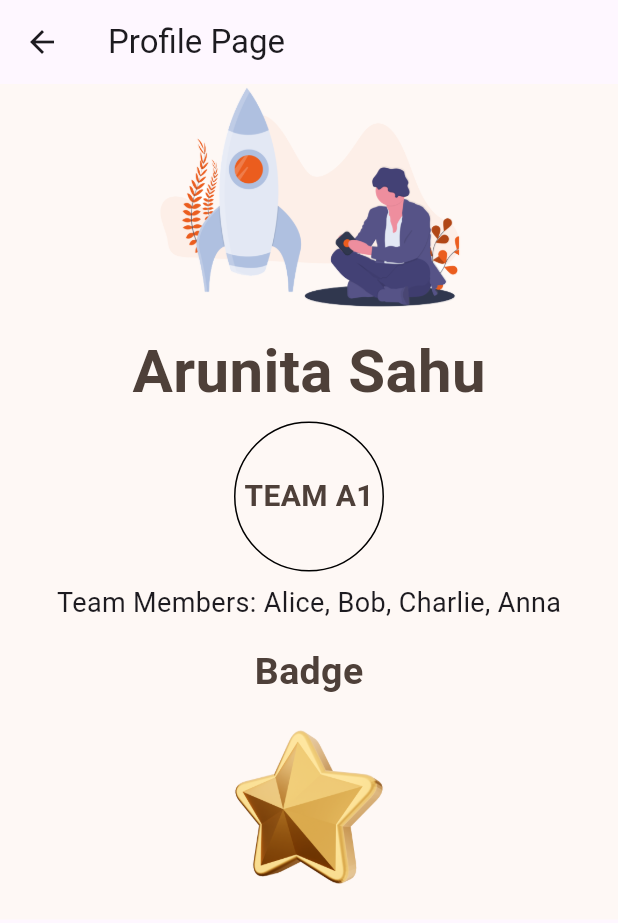
After one commit to techhub-community/csoc_app, a Flutter app: the screen it shows after launch, after a tap on "View Profile", on a phone screen of 412 x 824 dp. The commit adds this screen. Shown: the top 923 px of the screen. Run offline on Flutter 3.47's test engine with Material 2 defaults, Android fonts, the phone set to English and light mode, and no system bars; our stand-ins replace bloc, flutter_bloc; Roboto replaces fonts that are missing (Raleway).

Commit message:
profile page

```diff
--- a/lib/csoc/presentation/pages/dashboard/dashboard_page.dart
+++ b/lib/csoc/presentation/pages/dashboard/dashboard_page.dart
@@ -3,14 +3,19 @@ import 'package:flutter/material.dart';
 import 'package:bloc/bloc.dart';
 import 'package:flutter_bloc/flutter_bloc.dart';
 
+import '../../../profile_page/profile_page.dart';
 import '../../blocs/dummy.dart';
 
 class DashboardPage extends StatelessWidget {
   const DashboardPage({Key? key}) : super(key: key);
-  static const String id= "Dashboard";
+  static const String id = "Dashboard";
+
   @override
   Widget build(BuildContext context) {
-    return BlocProvider(create:(context)=>Dummy(),child:const DashBoardView(),);
+    return BlocProvider(
+      create: (context) => Dummy(),
+      child: const DashBoardView(),
+    );
   }
 }
 
@@ -22,19 +27,52 @@ class DashBoardView extends StatefulWidget {
 }
 
 class _DashBoardViewState extends State<DashBoardView> {
+  void _goToProfilePage(BuildContext context) {
+    Navigator.push(
+      context,
+      MaterialPageRoute(
+        builder: (context) => ProfilePage(
+          name: 'Arunita Sahu',
+          // Replace with the actual name
+          teamName: 'TEAM A1',
+          // Replace with the actual team name
+          teamMembers: ['Alice', 'Bob', 'Charlie','Anna'],
+          // Replace with the actual team members
+          badge: ['Gold Badge', 'Silver Badge', 'Bronze Badge'],
+          // Replace with the actual badges
+          profilePictureUrl:
+              'https://example.com/profile-picture.jpg', // Replace with the actual profile picture URL
+        ),
+      ),
+    );
+  }
+
   @override
   Widget build(BuildContext context) {
+    return Scaffold(
+      appBar: AppBar(
+        title: Text('Dashboard'),
+      ),
+      body: Center(
+        child: ElevatedButton(
+          onPressed: () => _goToProfilePage(context),
+          // Navigate to profile page on button press
+          child: Text('View Profile'),
+        ),
+      ),
+    );
 
-    return Scaffold(
+    /* return Scaffold(
       appBar: AppBar(),
-      body: BlocConsumer<Dummy,int>(
-        listener: (context,state){},
-        builder: (context,state){
-          final dummyCount=context.watch<Dummy>();
+      body: BlocConsumer<Dummy, int>(
+        listener: (context, state) {},
+        builder: (context, state) {
+          final dummyCount = context.watch<Dummy>();
           return Center(
             child: Column(
               children: [
-                Text("Hello ${state} \n don't delete any code comment it out for future ref \n"),
+                Text(
+                    "Hello ${state} \n don't delete any code comment it out for future ref \n"),
                 ElevatedButton(
                   onPressed: () {
                     dummyCount.inc();
@@ -46,6 +84,6 @@ class _DashBoardViewState extends State<DashBoardView> {
           );
         },
       ),
-    );
+    );*/
   }
 }
--- /dev/null
+++ b/lib/csoc/profile_page/profile_page.dart
@@ -0,0 +1,97 @@
+import 'package:flutter/material.dart';
+
+class ProfilePage extends StatelessWidget {
+  final String name;
+  final String teamName;
+  final List<String> teamMembers;
+  final List<String> badge;
+  final String profilePictureUrl;
+
+  ProfilePage({
+    required this.name,
+    required this.teamName,
+    required this.teamMembers,
+    required this.badge,
+    required this.profilePictureUrl,
+  });
+
+  @override
+  Widget build(BuildContext context) {
+    return Scaffold(
+      appBar: AppBar(
+        title: Text('Profile Page'),
+      ),
+      body: Container(
+        color: Color(0xfffef8f5),
+        child: SingleChildScrollView(
+          child: Center(
+            child: Column(
+              mainAxisAlignment: MainAxisAlignment.center,
+              crossAxisAlignment: CrossAxisAlignment.center,
+              children: [
+                Image.asset(
+                  'images/heroimg.png',
+                  height: 150,
+                ),
+                SizedBox(height: 16),
+                Text(
+                  name,
+                  style: const TextStyle(
+                    fontSize: 40.0,
+                    fontFamily: 'Raleway',
+                    fontWeight: FontWeight.w700,
+                    height: 1.2857,
+                    color: Color(0xFF4E4039),
+                  ),
+                ),
+                SizedBox(height: 8),
+                Container(
+                  height: 100,
+                  width: 100,
+                  decoration: BoxDecoration(
+                    color: Color(0xfffef8f5),
+                    borderRadius: BorderRadius.circular(50),
+                    border: Border.all(
+                      color: Colors.black,
+                      width: 1,
+                    ),
+                  ),
+                  child: const Center(
+                    child: Text(
+                      "TEAM A1",
+                      style: TextStyle(
+                        color: Color(0xFF4E4039),
+                        fontWeight: FontWeight.bold,
+                        fontSize: 20,
+                      ),
+                    ),
+                  ),
+                ),
+                SizedBox(height: 8),
+                Text(
+                  'Team Members: ${teamMembers.join(", ")}',
+                  style: TextStyle(fontSize: 18),
+                ),
+                SizedBox(height: 16),
+                const Text(
+                  'Badge',
+                  style: TextStyle(
+                    fontSize: 25.0,
+                    fontFamily: 'Raleway',
+                    fontWeight: FontWeight.w700,
+                    height: 1.2857,
+                    color: Color(0xFF4E4039),
+                  ),
+                ),
+                Image.asset(
+                  'images/star.png',
+                  height: 150,
+                ),
+              ],
+            ),
+          ),
+        ),
+      ),
+    );
+  }
+}
```
Also changed, not shown: lib/csoc/domain/entities/auth_user.dart (deleted, +0 -43 lines), pubspec.yaml (+3 -18 lines), images/heroimg.png (added), images/star.png (added), lib/csoc/presentation/blocs/user_bloc.dart (added), 1 other file.
